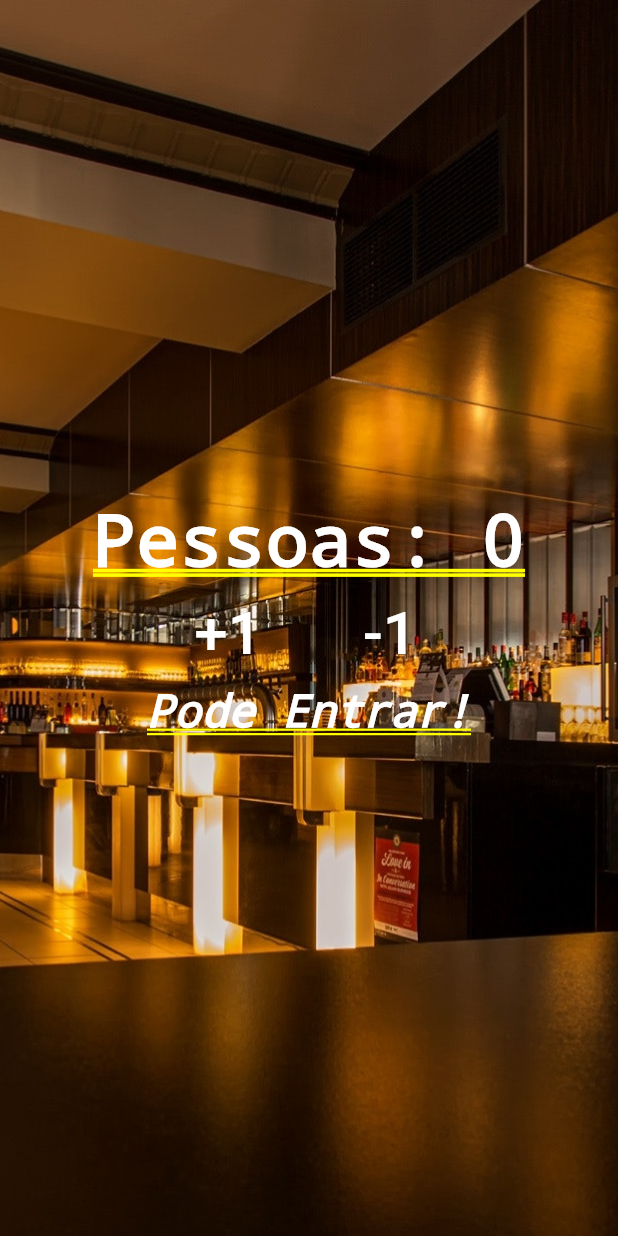
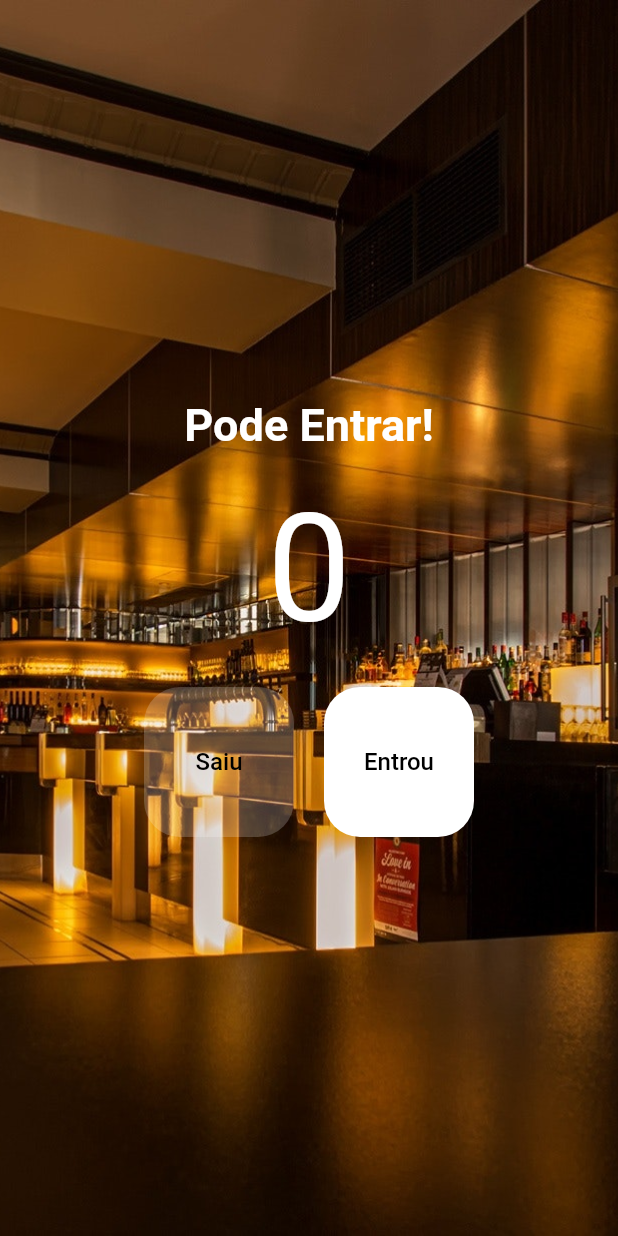
Before and after one commit to FilipeGabrielTobias/App-Contador-Pessoas, a Flutter app: the screen it shows after launch, on a phone screen of 412 x 824 dp. Run offline on Flutter 3.47's test engine with Material 2 defaults, Android fonts, the phone set to English and light mode, and no system bars.

Commit message:
Reajustes no código fonte e troca de icone e label do app

```diff
--- a/lib/main.dart
+++ b/lib/main.dart
@@ -1,89 +1,132 @@
 import 'package:flutter/material.dart';
 
 void main() {
-  runApp(MaterialApp(
-      title: "Contador de Pessoas",
-      home: Home()));
+  runApp(
+    const MyApp(),
+  );
 }
 
-class Home extends StatefulWidget {
+class MyApp extends StatelessWidget {
+  const MyApp({Key? key}) : super(key: key);
+
   @override
-  _HomeState createState() => _HomeState();
+  Widget build(BuildContext context) {
+    return MaterialApp(
+      title: "Contador de Pessoas",
+      home: HomePage(),
+      debugShowCheckedModeBanner: false,
+    );
+  }
 }
 
-class _HomeState extends State<Home> {
+class HomePage extends StatefulWidget {
+  @override
+  _HomePageState createState() => _HomePageState();
+}
 
-  int _people = 0;
+class _HomePageState extends State<HomePage> {
+  int _count = 0;
   String _infoText = "Pode Entrar!";
 
-  void _changePeople(int delta) {
+  void _decrement() {
     setState(() {
-      _people += delta;
-
-      if(_people < 0) {
-        _infoText = "Mundo Invertido?!";
-      } else if(_people <= 10) {
-        _infoText = "Pode Entrar!";
-      } else {
-        _infoText = "Lotado!";
-      }
+      _count--;
     });
   }
 
+  void _increment() {
+    setState(() {
+      _count++;
+    });
+  }
+
+  bool get isEmpty => _count == 0;
+  bool get isFull => _count == 10;
+
   @override
   Widget build(BuildContext context) {
-    return Stack(
-      children: <Widget>[
-        Image.asset(
-          "images/restaurant.jpg",
-          fit: BoxFit.cover,
-          height: 1000.0,
+    return Scaffold(
+      body: Container (
+        decoration: BoxDecoration(
+          image: DecorationImage(
+            image: AssetImage('assets/images/restaurant.jpg'),
+            fit: BoxFit.cover,
+          ),
         ),
-        Column(
+        child: Column(
           mainAxisAlignment: MainAxisAlignment.center,
           children: <Widget>[
-            Text(
-              "Pessoas: $_people",
-              style:
-              TextStyle(color: Colors.white, fontWeight: FontWeight.bold),
+            Padding(
+              padding: const EdgeInsets.all(10.0),
+              child: Text (
+                isFull ? 'Lotado!' : 'Pode Entrar!',
+                style: TextStyle(
+                  color: isFull ? Colors.red : Colors.white,
+                  fontWeight: FontWeight.w700,
+                  fontSize: 30.0
+                ),
+              ),
+            ),
+            Padding(
+              padding: const EdgeInsets.all(10.0),
+              child: Text(
+                "$_count",
+                style: TextStyle(
+                  color: isFull ? Colors.red : Colors.white,
+                  fontSize: 100,
+                ),
+              ),
             ),
             Row(
               mainAxisAlignment: MainAxisAlignment.center,
               children: <Widget>[
                 Padding(
                   padding: EdgeInsets.all(10.0),
-                  child: FlatButton(
-                      onPressed: () {
-                        _changePeople(1);
-                      },
-                      child: Text(
-                        "+1",
-                        style: TextStyle(fontSize: 40.0, color: Colors.white),
-                      )),
+                  child: TextButton(
+                    style: TextButton.styleFrom(
+                      backgroundColor: isEmpty ? Colors.white.withOpacity(0.2) : Colors.white,
+                      fixedSize: const Size(100, 100),
+                      primary: Colors.black,
+                      shape: RoundedRectangleBorder(
+                        borderRadius: BorderRadius.circular(24),
+                      ),
+                    ),
+                    onPressed: isEmpty ? null : _decrement,
+                    child: const Text(
+                      "Saiu",
+                      style: const TextStyle(
+                        fontSize: 16.0,
+                        color: Colors.black
+                      ),
+                    )
+                  ),
                 ),
                 Padding(
                   padding: EdgeInsets.all(10.0),
-                  child: FlatButton(
-                      onPressed: () {
-                        _changePeople(-1);
-                      },
-                      child: Text(
-                        "-1",
-                        style: TextStyle(fontSize: 40.0, color: Colors.white),
-                      )),
+                  child: TextButton(
+                    style: TextButton.styleFrom(
+                      backgroundColor: isFull ? Colors.white.withOpacity(0.2) : Colors.white,
+                      fixedSize: const Size(100, 100),
+                      primary: Colors.black,
+                      shape: RoundedRectangleBorder(
+                        borderRadius: BorderRadius.circular(24),
+                      ),
+                    ),
+                    onPressed: isFull ? null : _increment,
+                    child: const Text(
+                      "Entrou",
+                      style: const TextStyle(
+                        fontSize: 16.0,
+                        color: Colors.black
+                      ),
+                    )
+                  ),
                 ),
               ],
             ),
-            Text(
-              "$_infoText",
-              style: TextStyle(
-                  color: Colors.white,
-                  fontStyle: FontStyle.italic,
-                  fontSize: 30.0),
-            )
           ],
         )
-      ],
+      ),
     );
   }
 }
```
Also changed, not shown: pubspec.yaml (+9 -6 lines), assets/icons/icon.png (added), assets/images/restaurant.jpg (renamed from images/restaurant.jpg), pubspec.lock, 22 other files.
